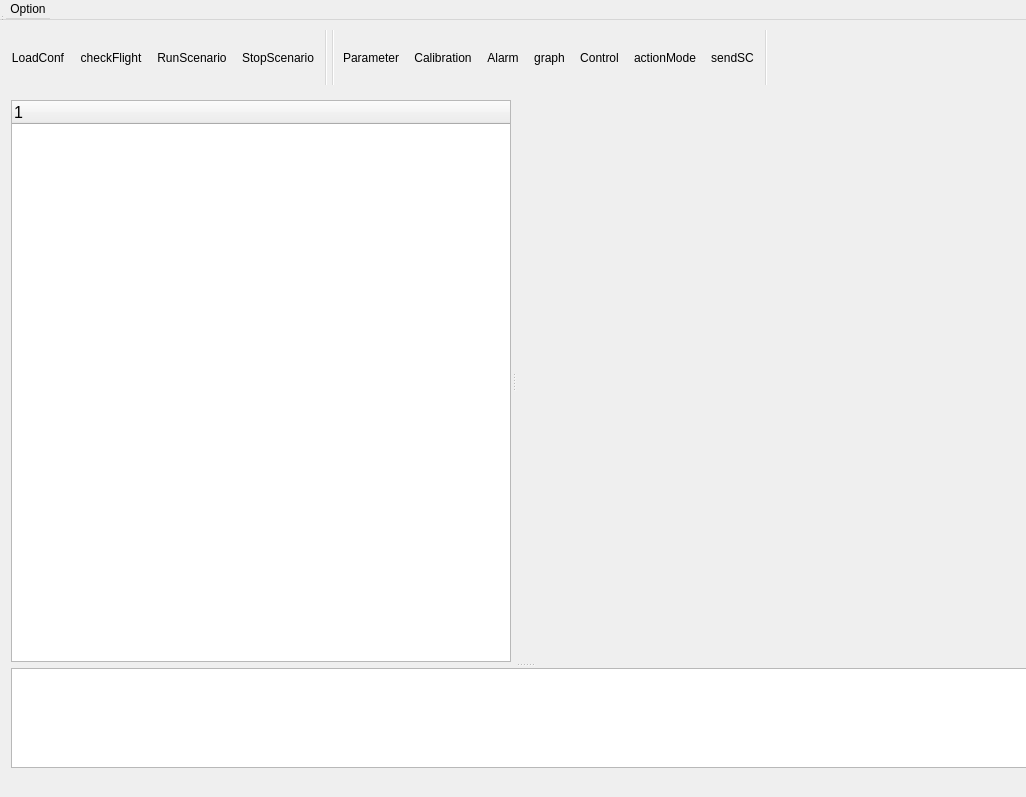
This is ui/mainwidget.ui in SUV-Olympiad/SUV-GCS as Qt 5 draws it before an edit. The edited form follows.
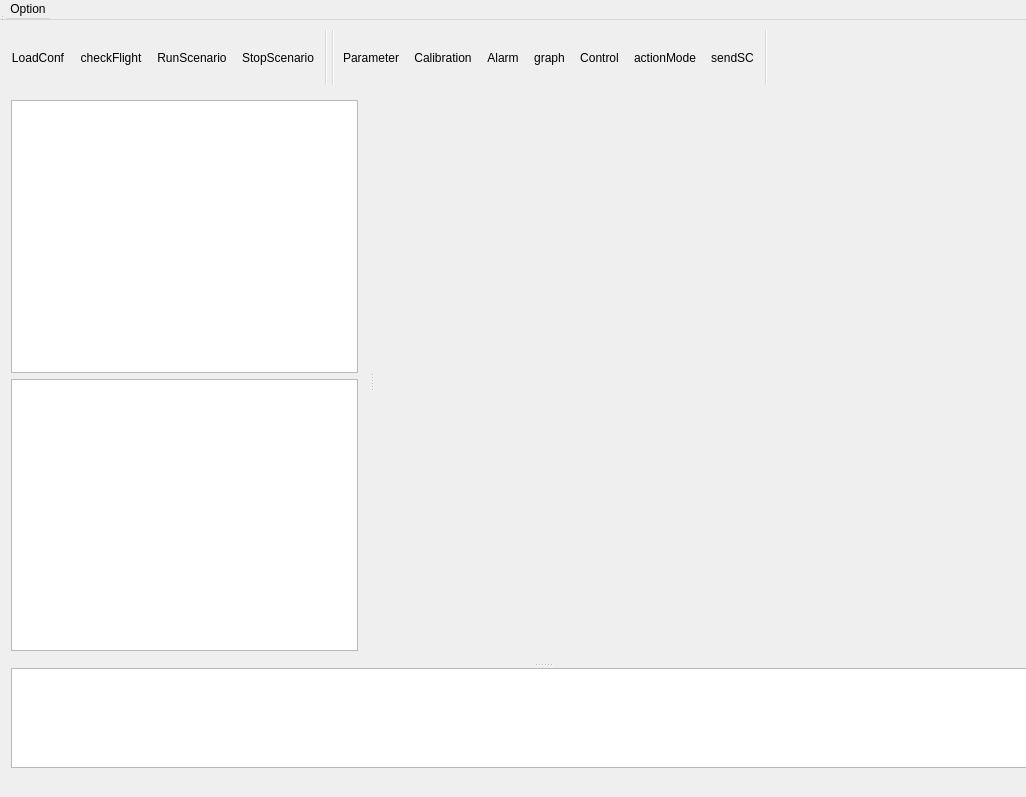
This is the edited form. Icons and pictures are not drawn. Custom widgets are drawn as their Qt base class.

What changed in the file:
```diff
--- a/ui/mainwidget.ui
+++ b/ui/mainwidget.ui
@@ -37,7 +37,7 @@
     <rect>
      <x>0</x>
      <y>0</y>
-     <width>1010</width>
+     <width>1086</width>
      <height>779</height>
     </rect>
    </property>
@@ -77,13 +77,19 @@
       <property name="handleWidth">
        <number>6</number>
       </property>
-      <widget class="QSplitter" name="splitter">
+      <widget class="QSplitter" name="splitter2">
        <property name="sizePolicy">
         <sizepolicy hsizetype="Expanding" vsizetype="Preferred">
          <horstretch>0</horstretch>
          <verstretch>0</verstretch>
         </sizepolicy>
        </property>
+       <property name="minimumSize">
+        <size>
+         <width>200</width>
+         <height>200</height>
+        </size>
+       </property>
        <property name="layoutDirection">
         <enum>Qt::LeftToRight</enum>
        </property>
@@ -93,41 +99,21 @@
        <property name="handleWidth">
         <number>6</number>
        </property>
-       <widget class="QTreeWidget" name="treeWidget">
-        <property name="sizePolicy">
-         <sizepolicy hsizetype="Fixed" vsizetype="Expanding">
-          <horstretch>0</horstretch>
-          <verstretch>0</verstretch>
-         </sizepolicy>
-        </property>
-        <property name="minimumSize">
-         <size>
-          <width>500</width>
-          <height>0</height>
-         </size>
-        </property>
-        <property name="font">
-         <font>
-          <pointsize>12</pointsize>
-         </font>
-        </property>
-        <property name="editTriggers">
-         <set>QAbstractItemView::NoEditTriggers</set>
-        </property>
-        <property name="indentation">
-         <number>20</number>
-        </property>
-        <property name="columnCount">
-         <number>1</number>
-        </property>
-        <attribute name="headerDefaultSectionSize">
-         <number>100</number>
-        </attribute>
-        <column>
-         <property name="text">
-          <string notr="true">1</string>
+       <widget class="QWidget" name="verticalLayoutWidget">
+        <layout class="QVBoxLayout" name="verticalLayout_2">
+         <property name="leftMargin">
+          <number>0</number>
          </property>
-        </column>
+         <property name="topMargin">
+          <number>0</number>
+         </property>
+         <item>
+          <widget class="QListWidget" name="flightList"/>
+         </item>
+         <item>
+          <widget class="QTableWidget" name="flightInfo"/>
+         </item>
+        </layout>
        </widget>
        <widget class="QWidget" name="gridLayoutWidget">
         <layout class="QGridLayout" name="gridLayout">
@@ -140,7 +126,7 @@
          <property name="verticalSpacing">
           <number>6</number>
          </property>
-         <item row="0" column="1">
+         <item row="0" column="0">
           <widget class="qhac_mapview" name="mapView" native="true">
            <property name="sizePolicy">
             <sizepolicy hsizetype="Expanding" vsizetype="Preferred">
```
